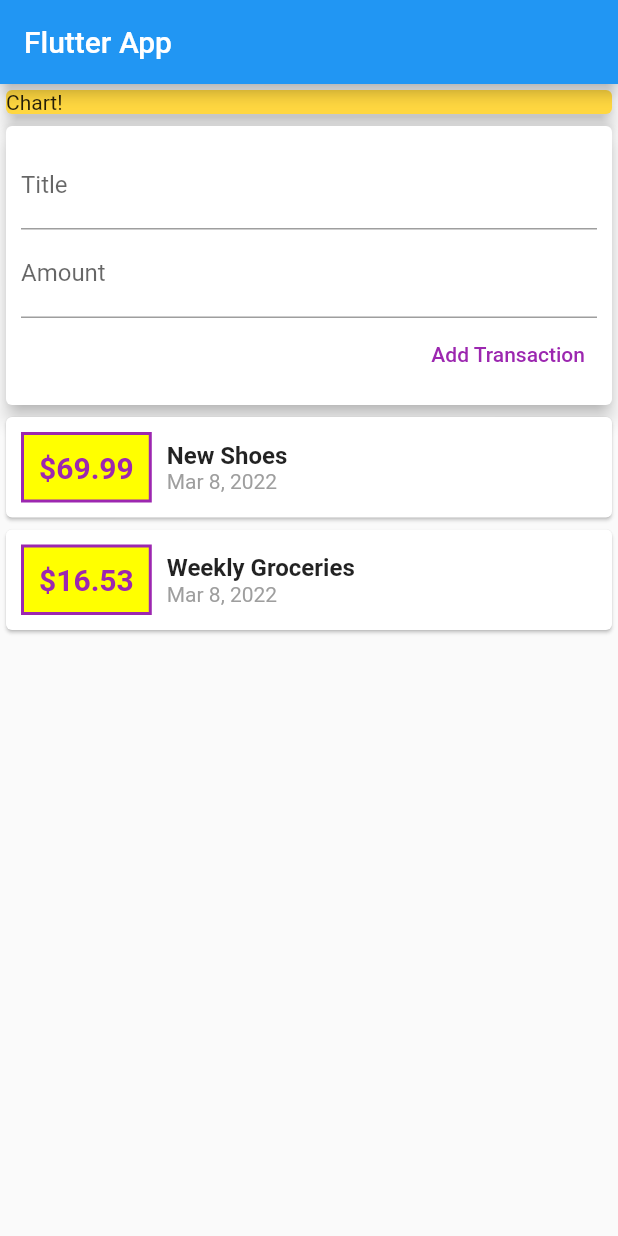
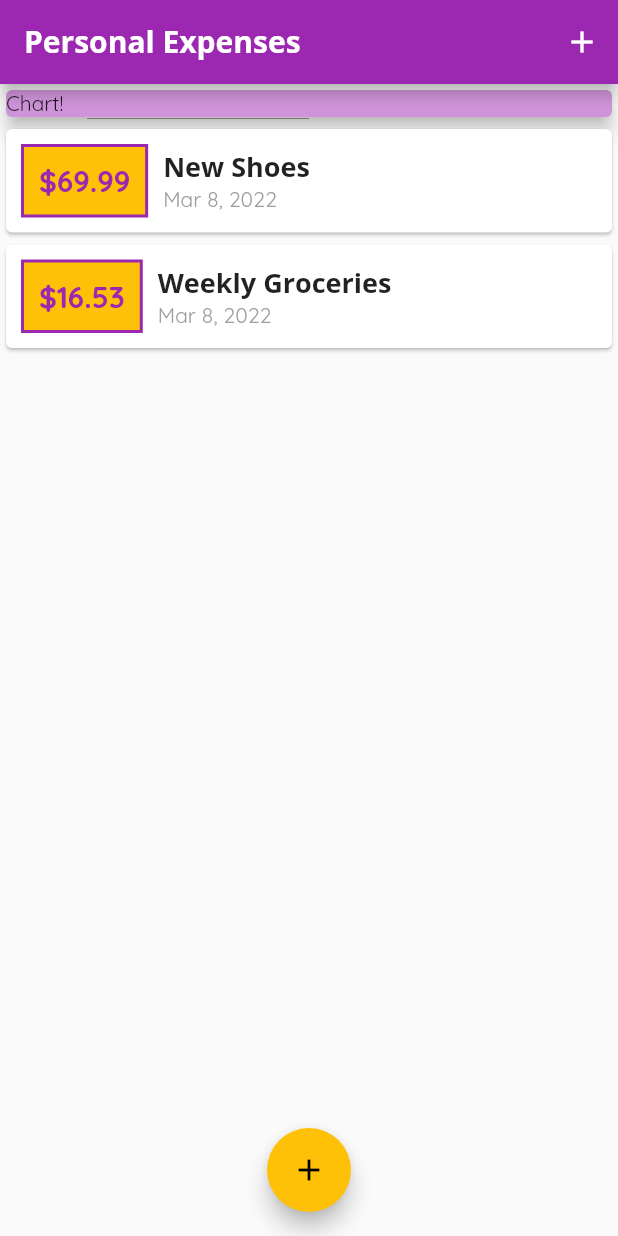
Before and after one commit to Geo1619/expenses_planner, a Flutter app: the screen it shows after launch, on a phone screen of 412 x 824 dp. Run offline on Flutter 3.47's test engine with Material 2 defaults, Android fonts, the phone set to English and light mode, and no system bars.

Commit message:
Text fonts and bottom modal

```diff
--- a/lib/main.dart
+++ b/lib/main.dart
@@ -1,6 +1,8 @@
+import 'package:expenses_planner/widgets/new_transasction.dart';
+import 'package:flutter/material.dart';
 
-import 'package:expenses_planner/widgets/user_transactions.dart';
-import 'package:flutter/material.dart';
+import 'models/transaction.dart';
+import 'widgets/transaction_list.dart';
 
 void main() => runApp(const MyApp());
 
@@ -9,40 +11,110 @@ class MyApp extends StatelessWidget {
 
   @override
   Widget build(BuildContext context) {
-    return const MaterialApp(
-      title: 'Flutter App',
-      home: MyHomePage(),
+    return MaterialApp(
+      title: 'Personal Expenses',
+      theme: ThemeData(
+        fontFamily: 'Quicksand',
+        colorScheme: ColorScheme.fromSwatch(
+          primarySwatch: Colors.purple,
+        ).copyWith(secondary: Colors.amber),
+        textTheme: const TextTheme(
+            headline6: TextStyle(
+          fontFamily: 'OpenSans',
+          fontSize: 18,
+          fontWeight: FontWeight.bold,
+        )),
+        appBarTheme: const AppBarTheme(
+          titleTextStyle: TextStyle(
+            fontFamily: 'OpenSans',
+            fontSize: 20,
+            fontWeight: FontWeight.bold,
+          ),
+        ),
+      ),
+      home: const MyHomePage(),
     );
   }
 }
 
-class MyHomePage extends StatelessWidget {
+class MyHomePage extends StatefulWidget {
   const MyHomePage({Key? key}) : super(key: key);
 
+  @override
+  State<MyHomePage> createState() => _MyHomePageState();
+}
 
-  // String titleInput = '';
-  // String amountInput = '';
+class _MyHomePageState extends State<MyHomePage> {
+  final List<Transaction> _userTransactions = [
+    Transaction(
+      id: 't1',
+      title: 'New Shoes',
+      amount: 69.99,
+      date: DateTime.now(),
+    ),
+    Transaction(
+      id: 't2',
+      title: 'Weekly Groceries',
+      amount: 16.53,
+      date: DateTime.now(),
+    ),
+  ];
+
+  void _addNewTransaction(String txTitle, double txAmount) {
+    final newTx = Transaction(
+      id: DateTime.now().toString(),
+      title: txTitle,
+      amount: txAmount,
+      date: DateTime.now(),
+    );
+    setState(() {
+      _userTransactions.add(newTx);
+    });
+  }
+
+  void _startAddNewTransaction() {
+    showModalBottomSheet(
+        context: context,
+        builder: (_) {
+          return NewTransaction(addTx: _addNewTransaction);
+        });
+  }
+
   @override
   Widget build(BuildContext context) {
     return Scaffold(
       appBar: AppBar(
-        title: const Text('Flutter App'),
+        title: const Text('Personal Expenses'),
+        actions: <Widget>[
+          IconButton(
+            icon: const Icon(Icons.add),
+            onPressed: _startAddNewTransaction,
+          )
+        ],
       ),
       body: SingleChildScrollView(
         child: Column(
           // mainAxisAlignment: MainAxisAlignment.start,
           crossAxisAlignment: CrossAxisAlignment.stretch,
-            children: const <Widget>[
+          children: <Widget>[
             SizedBox(
               width: double.infinity,
               child: Card(
-                  color: Colors.amberAccent,
-                  child: Text('Chart!'),
+                color: Theme.of(context).colorScheme.background,
+                child: const Text('Chart!'),
                 elevation: 5,
               ),
             ),
-              UserTransactions(),
+            TransactionList(transactions: _userTransactions),
           ],
+        ),
+      ),
+      floatingActionButtonLocation: FloatingActionButtonLocation.centerFloat,
+      floatingActionButton: FloatingActionButton(
+        onPressed: _startAddNewTransaction,
+        child: const Icon(
+          Icons.add,
+          color: Colors.black,
         ),
       ),
     );
--- a/lib/widgets/new_transasction.dart
+++ b/lib/widgets/new_transasction.dart
@@ -1,11 +1,18 @@
 import 'package:flutter/material.dart';
 
-class NewTransaction extends StatelessWidget {
-  final Function addNewTransaction;
+class NewTransaction extends StatefulWidget {
+  final Function addTx;
+
+  const NewTransaction({Key? key, required this.addTx}) : super(key: key);
+
+  @override
+  State<NewTransaction> createState() => _NewTransactionState();
+}
+
+class _NewTransactionState extends State<NewTransaction> {
   final titleController = TextEditingController();
+
   final amountController = TextEditingController();
-
-  NewTransaction({Key? key, required this.addNewTransaction}) : super(key: key);
 
   void submitData() {
     final String enteredTitle = titleController.text;
@@ -14,10 +21,11 @@ class NewTransaction extends StatelessWidget {
       return;
     }
 
-    addNewTransaction(
+    widget.addTx(
       enteredTitle,
       enteredAmount,
     );
+    Navigator.of(context).pop();
   }
 
   @override
--- a/lib/widgets/transaction_list.dart
+++ b/lib/widgets/transaction_list.dart
@@ -24,19 +24,19 @@ class TransactionList extends StatelessWidget {
                     horizontal: 10,
                   ),
                   decoration: BoxDecoration(
-                          color: Colors.yellowAccent,
+                    color: Theme.of(context).colorScheme.secondary,
                     border: Border.all(
-                            color: Colors.purple,
+                      color: Theme.of(context).colorScheme.primary,
                       width: 2,
                     ),
                   ),
                   padding: const EdgeInsets.all(10),
                   child: Text(
                     '\$${transactions[index].amount.toStringAsFixed(2)}',
-                          style: const TextStyle(
+                    style: TextStyle(
                       fontWeight: FontWeight.bold,
                       fontSize: 20,
-                            color: Colors.purple,
+                      color: Theme.of(context).colorScheme.primary,
                     ),
                   ),
                 ),
@@ -45,8 +45,7 @@ class TransactionList extends StatelessWidget {
                   children: [
                     Text(
                       transactions[index].title,
-                            style: const TextStyle(
-                                fontWeight: FontWeight.bold, fontSize: 16),
+                      style: Theme.of(context).textTheme.headline6,
                     ),
                     Text(DateFormat.yMMMd().format(transactions[index].date),
                         style: const TextStyle(color: Colors.grey))
--- a/lib/widgets/user_transactions.dart
+++ /dev/null
@@ -1,51 +0,0 @@
-import 'package:expenses_planner/widgets/new_transasction.dart';
-import 'package:expenses_planner/widgets/transaction_list.dart';
-import 'package:flutter/material.dart';
-
-import '../models/transaction.dart';
-
-class UserTransactions extends StatefulWidget {
-  const UserTransactions({Key? key}) : super(key: key);
-
-  @override
-  State<UserTransactions> createState() => _UserTransactionsState();
-}
-
-class _UserTransactionsState extends State<UserTransactions> {
-  final List<Transaction> _userTransactions = [
-    Transaction(
-      id: 't1',
-      title: 'New Shoes',
-      amount: 69.99,
-      date: DateTime.now(),
-    ),
-    Transaction(
-      id: 't2',
-      title: 'Weekly Groceries',
-      amount: 16.53,
-      date: DateTime.now(),
-    ),
-  ];
-
-  void _addNewTransaction(String txTitle, double txAmount) {
-    final newTx = Transaction(
-      id: DateTime.now().toString(),
-      title: txTitle,
-      amount: txAmount,
-      date: DateTime.now(),
-    );
-    setState(() {
-      _userTransactions.add(newTx);
-    });
-  }
-
-  @override
-  Widget build(BuildContext context) {
-    return Column(
-      children: [
-        NewTransaction(addNewTransaction: _addNewTransaction,),
-        TransactionList(transactions: _userTransactions),
-      ],
-    );
-  }
-}
```
Also changed, not shown: pubspec.yaml (+11 -6 lines), assets/fonts/OpenSans-Bold.ttf (added), assets/fonts/OpenSans-Regular.ttf (added), assets/fonts/Quicksand-Bold.ttf (added), assets/fonts/Quicksand-Light.ttf (added), assets/fonts/Quicksand-Medium.ttf (added), assets/fonts/Quicksand-Regular.ttf (added). Lines whose indentation alone changed are shown as unchanged.
